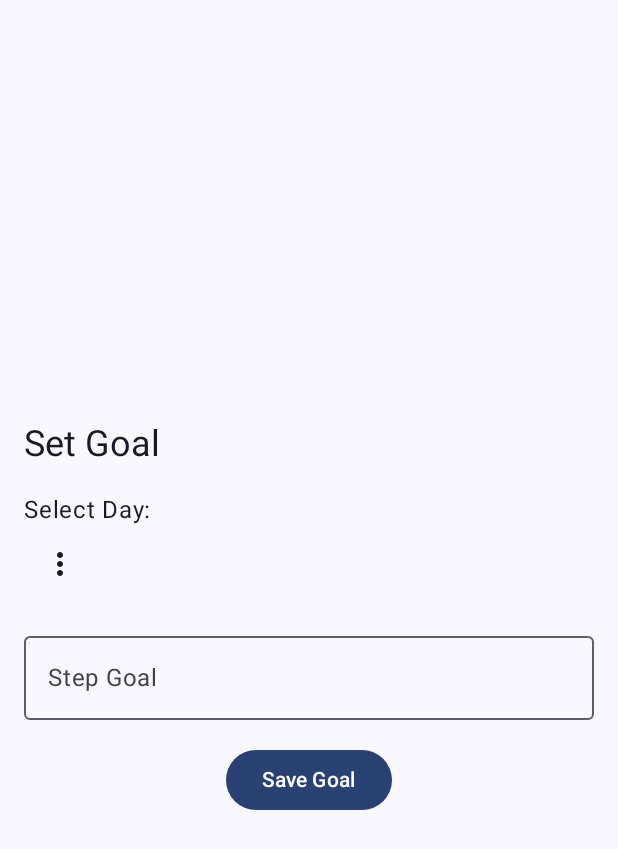
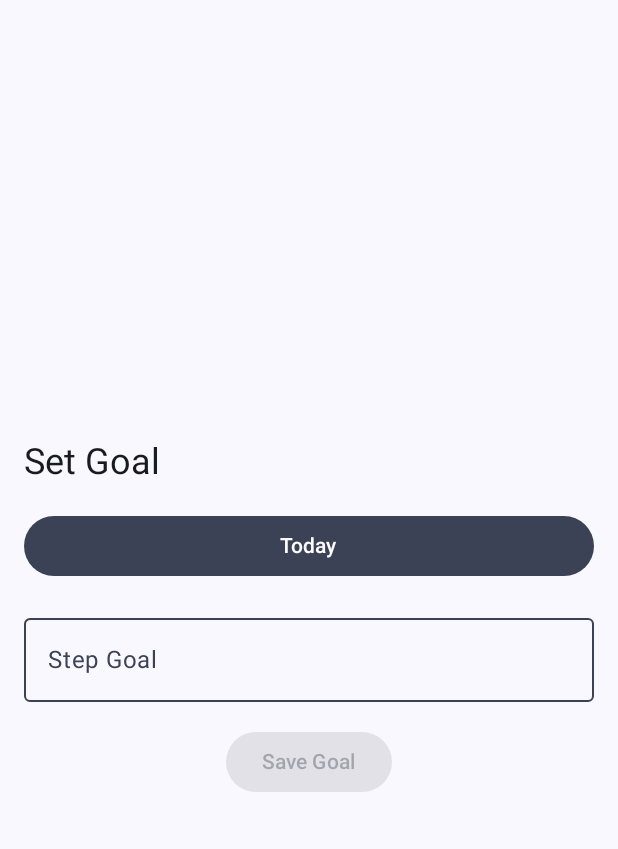
Before and after one commit to pia0sbltg/CCL3Stepcounter, an Android app built with Jetpack Compose: the GoalsScreen screen opened through its navigation route, after a tap on "Add Goal", on a phone screen of 412 x 824 dp. Shown: the top 849 px of the screen. Run offline under Robolectric (Android 15) with nearby library versions, the phone set to English and light mode, and no system bars; our stand-ins replace Room's generated code, livedata-compose; libraries missing offline, so code that uses them is left out: coil.decode; 2 statements that could not run were skipped.

Commit message:
Add Goal UI more understandable + user-friendly

```diff
--- /dev/null
+++ b/app/src/main/java/dev/cc231046/ccl3stepcounter/ui/DateUtils.kt
@@ -0,0 +1,56 @@
+package dev.cc231046.ccl3stepcounter.ui
+
+import java.time.LocalDate
+
+object DateUtils {
+    fun getRelativeDayName(dayOfWeek: Int): String {
+        val today = LocalDate.now()
+        val todayDow = today.dayOfWeek.value
+
+        return when (dayOfWeek) {
+            todayDow -> "Today"
+            getNextDay(todayDow) -> "Tomorrow"
+            else -> getDayName(dayOfWeek)
+        }
+    }
+
+    private fun getNextDay(current: Int): Int {
+        return if (current == 7) 1 else current + 1
+    }
+
+    fun getDayName(dayOfWeek: Int): String {
+        return when (dayOfWeek) {
+            1 -> "Monday"
+            2 -> "Tuesday"
+            3 -> "Wednesday"
+            4 -> "Thursday"
+            5 -> "Friday"
+            6 -> "Saturday"
+            7 -> "Sunday"
+            else -> "Unknown"
+        }
+    }
+
+    fun getCurrentDayOfWeek(): Int {
+        return LocalDate.now().dayOfWeek.value
+    }
+
+    fun getDropdownDayOptions(): List<Pair<Int, String>> {
+        val today = LocalDate.now()
+        val result = mutableListOf<Pair<Int, String>>()
+
+        // Add next 7 days starting from today
+        for (i in 0..6) {
+            val futureDate = today.plusDays(i.toLong())
+            val dayOfWeek = futureDate.dayOfWeek.value
+            val label = when (i) {
+                0 -> "Today"
+                1 -> "Tomorrow"
+                else -> getDayName(dayOfWeek)
+            }
+            result.add(Pair(dayOfWeek, label))
+        }
+
+        return result
+    }
+}
--- a/app/src/main/java/dev/cc231046/ccl3stepcounter/ui/EditGoalScreen.kt
+++ b/app/src/main/java/dev/cc231046/ccl3stepcounter/ui/EditGoalScreen.kt
@@ -11,12 +11,15 @@ import androidx.compose.foundation.layout.width
 import androidx.compose.material.icons.Icons
 import androidx.compose.material.icons.filled.MoreVert
 import androidx.compose.material3.Button
+import androidx.compose.material3.ButtonDefaults
 import androidx.compose.material3.DropdownMenu
 import androidx.compose.material3.DropdownMenuItem
 import androidx.compose.material3.Icon
 import androidx.compose.material3.IconButton
 import androidx.compose.material3.MaterialTheme
+import androidx.compose.material3.MenuDefaults
 import androidx.compose.material3.OutlinedTextField
+import androidx.compose.material3.OutlinedTextFieldDefaults
 import androidx.compose.material3.Text
 import androidx.compose.runtime.Composable
 import androidx.compose.runtime.getValue
@@ -31,10 +34,11 @@ import dev.cc231046.ccl3stepcounter.data.GoalEntity
 
 @Composable
 fun EditGoalScreen(viewModel: GoalsViewModel, onGoalSaved: () -> Unit) {
-    var dayOfWeek by remember { mutableIntStateOf(1) }
+    var dayOfWeek by remember { mutableIntStateOf(DateUtils.getCurrentDayOfWeek()) }
     var stepGoal by remember { mutableStateOf("") }
+    var isDropdownExpanded by remember { mutableStateOf(false) }
 
-    var isDropdownExpanded by remember { mutableStateOf(false) }
+    val dayOptions = remember { DateUtils.getDropdownDayOptions() }
 
     Column(
         modifier = Modifier
@@ -42,42 +46,67 @@ fun EditGoalScreen(viewModel: GoalsViewModel, onGoalSaved: () -> Unit) {
             .padding(16.dp),
         verticalArrangement = Arrangement.Center
     ) {
-
-        Text("Set Goal", style = MaterialTheme.typography.headlineSmall)
+        Text(
+            "Set Goal",
+            style = MaterialTheme.typography.headlineSmall,
+            color = MaterialTheme.colorScheme.onBackground
+        )
         Spacer(modifier = Modifier.height(16.dp))
 
-        Text("Select Day:")
-        IconButton(onClick = { isDropdownExpanded = true }) {
-            Icon(Icons.Default.MoreVert, contentDescription = "More options")
+        Button(
+            onClick = { isDropdownExpanded = true },
+            modifier = Modifier.fillMaxWidth(),
+            colors = ButtonDefaults.buttonColors(
+                containerColor = MaterialTheme.colorScheme.secondary,
+                contentColor = MaterialTheme.colorScheme.onSecondary
+            )
+        ) {
+            Text(DateUtils.getRelativeDayName(dayOfWeek))
         }
 
         DropdownMenu(
             expanded = isDropdownExpanded,
             onDismissRequest = { isDropdownExpanded = false }
         ) {
-            (1..7).forEach { day ->
+            dayOptions.forEach { (day, label) ->
                 DropdownMenuItem(
-                    text = { Text("Day $day") },
+                    text = {
+                        Text(
+                            text = label,
+                            color = if (day == dayOfWeek)
+                                MaterialTheme.colorScheme.primary
+                            else
+                                MaterialTheme.colorScheme.onBackground
+                        )
+                    },
                     onClick = {
-                        dayOfWeek = day // Update selected day
-                        isDropdownExpanded = false // Close dropdown menu
+                        dayOfWeek = day
+                        isDropdownExpanded = false
                     }
                 )
             }
         }
+
         Spacer(modifier = Modifier.height(16.dp))
 
         OutlinedTextField(
             value = stepGoal,
-            onValueChange = { stepGoal = it },
+            onValueChange = { if (it.isEmpty() || it.all { char -> char.isDigit() }) stepGoal = it },
             label = { Text("Step Goal") },
-            modifier = Modifier.fillMaxWidth()
+            modifier = Modifier.fillMaxWidth(),
+            colors = OutlinedTextFieldDefaults.colors(
+                focusedBorderColor = MaterialTheme.colorScheme.primary,
+                unfocusedBorderColor = MaterialTheme.colorScheme.secondary,
+                focusedLabelColor = MaterialTheme.colorScheme.primary,
+                unfocusedLabelColor = MaterialTheme.colorScheme.secondary
+            )
         )
 
         Spacer(modifier = Modifier.height(16.dp))
 
         Button(
             onClick = {
+                if (stepGoal.isNotEmpty()) {
                     viewModel.addOrUpdateGoal(
                         GoalEntity(
                             dayOfWeek = dayOfWeek,
@@ -85,12 +114,16 @@ fun EditGoalScreen(viewModel: GoalsViewModel, onGoalSaved: () -> Unit) {
                         )
                     )
                     onGoalSaved()
-
+                }
             },
-            modifier = Modifier.align(Alignment.CenterHorizontally)
+            modifier = Modifier.align(Alignment.CenterHorizontally),
+            colors = ButtonDefaults.buttonColors(
+                containerColor = MaterialTheme.colorScheme.primary,
+                contentColor = MaterialTheme.colorScheme.onPrimary
+            ),
+            enabled = stepGoal.isNotEmpty()
         ) {
             Text("Save Goal")
         }
-
     }
 }
--- a/app/src/main/java/dev/cc231046/ccl3stepcounter/ui/GoalsScreen.kt
+++ b/app/src/main/java/dev/cc231046/ccl3stepcounter/ui/GoalsScreen.kt
@@ -140,14 +140,14 @@ fun GoalItem(goal: GoalEntity, onDeleteClick: () -> Unit) {
         ) {
             Column {
                 Text(
-                    text = "Day: ${getDayName(goal.dayOfWeek)}",
+                    text = DateUtils.getRelativeDayName(goal.dayOfWeek),
                     style = MaterialTheme.typography.bodyLarge,
                     color = MaterialTheme.colorScheme.onSecondary
                 )
                 Text(
-                    text = "Goal: ${goal.stepGoal} steps",
+                    text = "${goal.stepGoal} steps",
                     style = MaterialTheme.typography.bodyMedium,
-                    color = MaterialTheme.colorScheme.onSecondary
+                    color = MaterialTheme.colorScheme.onSecondary.copy(alpha = 0.7f)
                 )
             }
             IconButton(onClick = onDeleteClick) {
```
Lines whose indentation alone changed are shown as unchanged.
